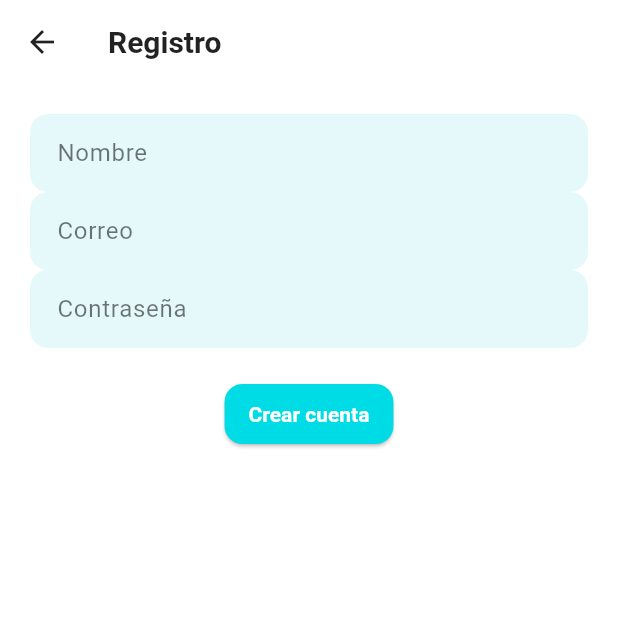
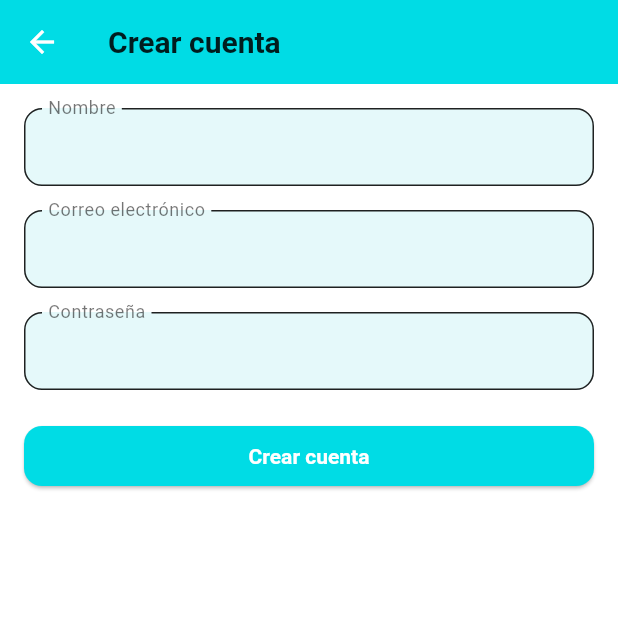
Before and after one commit to yahirmnk/menu_app, a Flutter app: the RegisterScreen screen opened directly, on a phone screen of 412 x 824 dp, the top half of it. Run offline on Flutter 3.47's test engine with Material 3 defaults, Android fonts, the light colour scheme and no system bars.

Commit message:
espacios en registro

```diff
--- a/lib/screens/register_screen.dart
+++ b/lib/screens/register_screen.dart
@@ -2,6 +2,7 @@ import 'package:flutter/material.dart';
 import '../services/mongo_service.dart';
 import '../models/user.dart';
 import 'home_screen.dart';
+import '../ui/app_colors.dart';
 
 class RegisterScreen extends StatefulWidget {
   const RegisterScreen({super.key});
@@ -11,20 +12,33 @@ class RegisterScreen extends StatefulWidget {
 }
 
 class _RegisterScreenState extends State<RegisterScreen> {
+  final _formKey = GlobalKey<FormState>();
   final _nombreController = TextEditingController();
   final _correoController = TextEditingController();
   final _passwordController = TextEditingController();
   final MongoService _mongoService = MongoService();
+
   bool _loading = false;
   String? _error;
 
-  void _register() async {
+  @override
+  void dispose() {
+    _nombreController.dispose();
+    _correoController.dispose();
+    _passwordController.dispose();
+    super.dispose();
+  }
+
+  Future<void> _register() async {
+    final isValid = _formKey.currentState?.validate() ?? false;
+    if (!isValid) return;
+
     setState(() {
       _loading = true;
       _error = null;
     });
 
-    User? user = await _mongoService.register(
+    final User? user = await _mongoService.register(
       _nombreController.text.trim(),
       _correoController.text.trim(),
       _passwordController.text.trim(),
@@ -32,48 +46,108 @@ class _RegisterScreenState extends State<RegisterScreen> {
 
     setState(() => _loading = false);
 
+    if (!mounted) return;
+
     if (user != null) {
       Navigator.pushReplacement(
         context,
         MaterialPageRoute(builder: (_) => HomeScreen(user: user)),
       );
     } else {
-      setState(() => _error = "Error en el registro");
+      setState(() => _error = "No se pudo crear el usuario.");
     }
   }
 
   @override
   Widget build(BuildContext context) {
     return Scaffold(
-      appBar: AppBar(title: const Text("Registro")),
-      body: Padding(
-        padding: const EdgeInsets.all(20),
+      appBar: AppBar(
+        title: const Text("Crear cuenta"),
+        backgroundColor: AppColors.primary,
+        foregroundColor: Colors.white,
+      ),
+      body: ListView(
+        padding: const EdgeInsets.all(16), // margen general
+        children: [
+          Form(
+            key: _formKey,
             child: Column(
               children: [
-            TextField(
+                // Nombre
+                TextFormField(
                   controller: _nombreController,
-              decoration: const InputDecoration(labelText: "Nombre"),
+                  decoration: const InputDecoration(
+                    labelText: "Nombre",
+                    floatingLabelBehavior: FloatingLabelBehavior.always,
+                    contentPadding: EdgeInsets.symmetric(vertical: 14, horizontal: 12),
+                    border: OutlineInputBorder(borderRadius: BorderRadius.all(Radius.circular(12))),
                   ),
-            TextField(
+                  validator: (v) =>
+                      (v == null || v.trim().isEmpty) ? "Ingresa tu nombre" : null,
+                ),
+                const SizedBox(height: 16),
+
+                // Correo
+                TextFormField(
                   controller: _correoController,
-              decoration: const InputDecoration(labelText: "Correo"),
+                  keyboardType: TextInputType.emailAddress,
+                  decoration: const InputDecoration(
+                    labelText: "Correo electrónico",
+                    floatingLabelBehavior: FloatingLabelBehavior.always,
+                    contentPadding: EdgeInsets.symmetric(vertical: 14, horizontal: 12),
+                    border: OutlineInputBorder(borderRadius: BorderRadius.all(Radius.circular(12))),
                   ),
-            TextField(
+                  validator: (v) {
+                    final text = (v ?? "").trim();
+                    if (text.isEmpty) return "Ingresa tu correo";
+                    final emailOk = RegExp(r'^[\w\.\-]+@[\w\-]+\.[\w\.\-]+$').hasMatch(text);
+                    return emailOk ? null : "Correo inválido";
+                  },
+                ),
+                const SizedBox(height: 16),
+
+                // Contraseña
+                TextFormField(
                   controller: _passwordController,
-              decoration: const InputDecoration(labelText: "Contraseña"),
                   obscureText: true,
+                  decoration: const InputDecoration(
+                    labelText: "Contraseña",
+                    floatingLabelBehavior: FloatingLabelBehavior.always,
+                    contentPadding: EdgeInsets.symmetric(vertical: 14, horizontal: 12),
+                    border: OutlineInputBorder(borderRadius: BorderRadius.all(Radius.circular(12))),
+                  ),
+                  validator: (v) {
+                    final text = (v ?? "").trim();
+                    if (text.isEmpty) return "Ingresa una contraseña";
+                    if (text.length < 6) return "Mínimo 6 caracteres";
+                    return null;
+                  },
                 ),
                 const SizedBox(height: 20),
-            if (_error != null) Text(_error!, style: const TextStyle(color: Colors.red)),
-            ElevatedButton(
+
+                if (_error != null)
+                  Padding(
+                    padding: const EdgeInsets.only(bottom: 8),
+                    child: Text(_error!, style: const TextStyle(color: Colors.red)),
+                  ),
+
+                SizedBox(
+                  width: double.infinity,
+                  child: ElevatedButton(
                     onPressed: _loading ? null : _register,
                     child: _loading
-                  ? const CircularProgressIndicator(color: Colors.white)
+                        ? const Padding(
+                            padding: EdgeInsets.symmetric(vertical: 6),
+                            child: CircularProgressIndicator(color: Colors.white),
+                          )
                         : const Text("Crear cuenta"),
+                  ),
                 ),
               ],
             ),
           ),
+        ],
+      ),
     );
   }
 }
```
Also changed, not shown: lib/screens/create_recipe_screen.dart (+38 -26 lines). Lines whose indentation alone changed are shown as unchanged.
